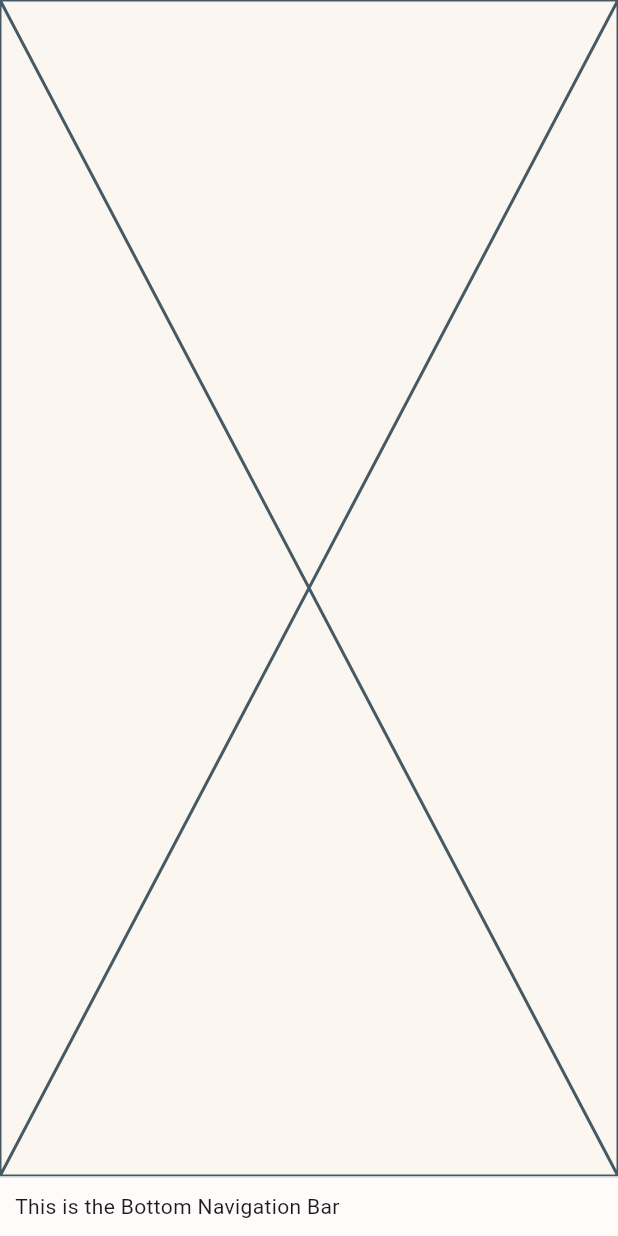
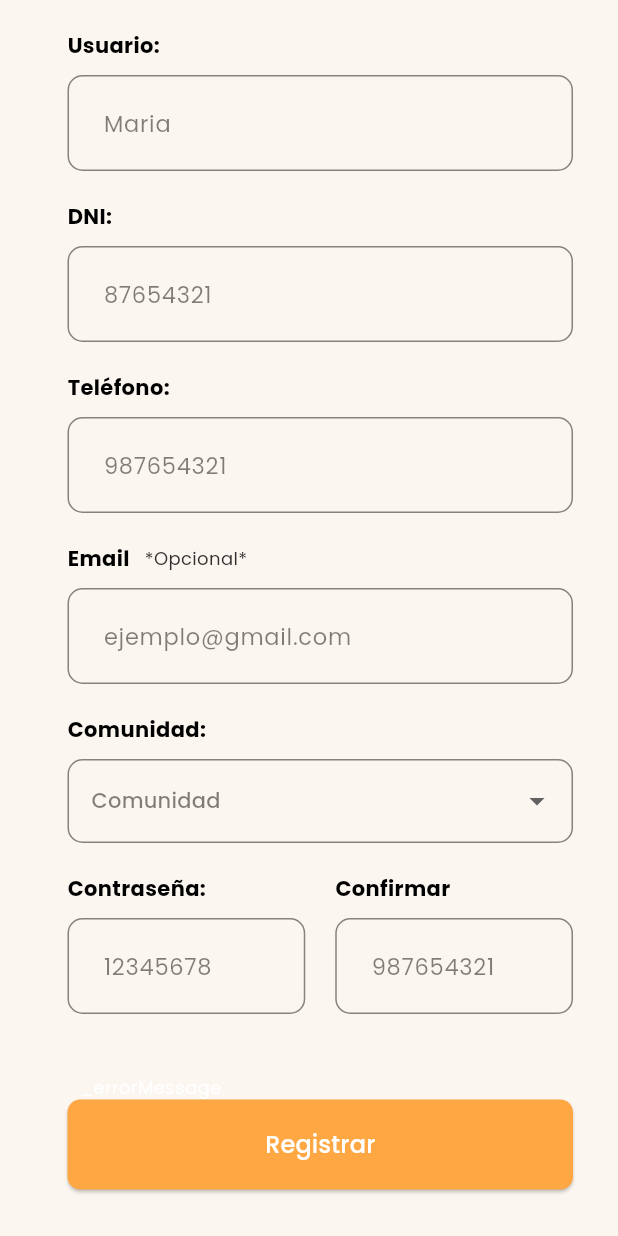
Before and after one commit to Esclender/wayllu-project, a Flutter app: the screen it shows after launch, on a phone screen of 412 x 824 dp. Run offline on Flutter 3.47's test engine with Material 3 defaults, Android fonts, the phone set to English and light mode, and no system bars; our stand-ins replace flutter_hooks, google_fonts, hexcolor, lottie, validators; Roboto replaces fonts that are missing (Gotham).

Commit message:
style: :art: design form user create / modal

```diff
--- a/lib/main.dart
+++ b/lib/main.dart
@@ -1,5 +1,6 @@
 import 'package:flutter/material.dart';
 import 'package:wayllu_project/src/config/theme/app_theme.dart';
+import 'package:wayllu_project/src/presentation/views/auth/register_screen.dart';
 import 'package:wayllu_project/src/presentation/views/home_screen.dart';
 
 void main() {
@@ -17,7 +18,8 @@ class MyApp extends StatelessWidget {
       theme: ThemeApp.light,
       home: AnnotatedRegion(
         value: SystemStyles.light,
-        child: const HomeScreen(null),
+        // child: const HomeScreen(null),
+        child: const loginScreen(),
       ),
     );
   }
--- /dev/null
+++ b/lib/src/domain/models/community_model.dart
@@ -0,0 +1,33 @@
+class Community {
+  final String id;
+  final String name;
+
+  Community({
+    required this.id,
+    required this.name,
+  });
+}
+
+// ignore: non_constant_identifier_names
+final List<Community> list_community = [
+  Community(
+    id: '1',
+    name: 'Comunidad 1',
+  ),
+  Community(
+    id: '2',
+    name: 'Comunidad 2',
+  ),
+  Community(
+    id: '3',
+    name: 'Comunidad 3',
+  ),
+  Community(
+    id: '4',
+    name: 'Comunidad 4',
+  ),
+  Community(
+    id: '5',
+    name: 'Comunidad 5',
+  ),
+];
--- /dev/null
+++ b/lib/src/presentation/views/auth/register_screen.dart
@@ -0,0 +1,369 @@
+import 'package:flutter/material.dart';
+import 'package:flutter/widgets.dart';
+import 'package:hexcolor/hexcolor.dart';
+import 'package:lottie/lottie.dart';
+import 'package:google_fonts/google_fonts.dart';
+import 'package:validators/validators.dart';
+import 'package:wayllu_project/src/domain/models/community_model.dart';
+import 'package:wayllu_project/src/presentation/widgets/register_user/info_label_modal.dart';
+import 'package:wayllu_project/src/presentation/widgets/register_user/my_text_label.dart';
+import 'package:wayllu_project/src/presentation/widgets/register_user/my_textfield.dart';
+import 'package:wayllu_project/src/presentation/widgets/register_user/space_y.dart';
+
+class loginScreen extends StatefulWidget {
+  const loginScreen({Key? key}) : super(key: key);
+
+  @override
+  State<loginScreen> createState() => _loginScreenState();
+}
+
+class _loginScreenState extends State<loginScreen> {
+  TextEditingController _textEditingController = TextEditingController();
+
+  final nameEditingController = TextEditingController();
+  final dniEditingController = TextEditingController();
+  final phoneEditingController = TextEditingController();
+  final emailEditingController = TextEditingController();
+  final communityEditingController = TextEditingController();
+  final passwordEditingController = TextEditingController();
+  final passwordConfirmEditingController = TextEditingController();
+  var community_select;
+
+  @override
+  void dispose() {
+    _textEditingController.clear();
+    super.dispose();
+  }
+
+  bool isEmailCorrect = false;
+  final _formKey = GlobalKey<FormState>();
+
+  List<DropdownMenuItem<String>> communityDropdownItems =
+      list_community.map((community) {
+    return DropdownMenuItem<String>(
+      value: community.id,
+      child: Text(community.name),
+    );
+  }).toList();
+
+  void _submit() {
+    showDialog<void>(
+      context: context,
+      builder: (BuildContext context) {
+        return AlertDialog(
+          title: const Text('¿Estas segura de crear el nuevo usuario?'),
+          content: SingleChildScrollView(
+            child: Column(
+              children: <Widget>[
+                InfoLabelModal(
+                    hintText: 'Usuario', valueText: nameEditingController.text),
+                const SpaceY(),
+                InfoLabelModal(
+                    hintText: 'Dni', valueText: dniEditingController.text),
+                const SpaceY(),
+                InfoLabelModal(
+                    hintText: 'Teléfono',
+                    valueText: phoneEditingController.text),
+                const SpaceY(),
+                InfoLabelModal(
+                    hintText: 'Email', valueText: emailEditingController.text),
+                const SpaceY(),
+                InfoLabelModal(
+                    hintText: 'Comunidad',
+                    valueText: community_select.toString()),
+              ],
+            ),
+          ),
+          actions: <Widget>[
+            Row(
+              mainAxisAlignment: MainAxisAlignment.spaceEvenly,
+              children: <Widget>[
+                TextButton(
+                  style: TextButton.styleFrom(
+                    backgroundColor: Colors.grey,
+                    shape: const RoundedRectangleBorder(
+                        borderRadius: BorderRadius.all(Radius.circular(10))),
+                  ),
+                  child: const Text('Volver'),
+                  onPressed:
+                      () {}, // so the alert dialog is closed when navigating back to main page
+                ),
+                TextButton(
+                  style: TextButton.styleFrom(
+                    backgroundColor: Colors.blue,
+                    shape: const RoundedRectangleBorder(
+                        borderRadius: BorderRadius.all(Radius.circular(10))),
+                  ),
+                  child: const Text('Guardar'),
+                  onPressed: () {
+                    Navigator.of(context).pop();
+                    FocusScope.of(context).unfocus();
+                    _formKey.currentState?.reset();
+                  },
+                )
+              ],
+            )
+          ],
+        );
+      },
+    );
+  }
+
+  @override
+  Widget build(BuildContext context) {
+    return SafeArea(
+      child: Scaffold(
+        backgroundColor: HexColor('#FCF6F0'),
+        body: Center(
+          child: ListView(
+            children: [
+              Column(
+                mainAxisAlignment: MainAxisAlignment.end,
+                children: [
+                  SizedBox(
+                    width: double.infinity,
+                    child: Padding(
+                      padding: const EdgeInsets.fromLTRB(30, 20, 30, 20),
+                      child: Column(
+                        crossAxisAlignment: CrossAxisAlignment.start,
+                        children: [
+                          Padding(
+                            padding: const EdgeInsets.fromLTRB(15, 0, 0, 20),
+                            child: Column(
+                              crossAxisAlignment: CrossAxisAlignment.start,
+                              children: [
+                                Column(
+                                  crossAxisAlignment: CrossAxisAlignment.start,
+                                  children: [
+                                    const MyTextLabel(hintText: 'Usuario:'),
+                                    const SizedBox(
+                                      height: 10,
+                                    ),
+                                    MyTextField(
+                                      onChanged: (text) {},
+                                      controller: nameEditingController,
+                                      hintText: 'Maria',
+                                      obscureText: false,
+                                    ),
+                                  ],
+                                ),
+                                const SpaceY(),
+                                Column(
+                                  crossAxisAlignment: CrossAxisAlignment.start,
+                                  children: [
+                                    const MyTextLabel(hintText: 'DNI:'),
+                                    const SizedBox(
+                                      height: 10,
+                                    ),
+                                    MyTextField(
+                                      onChanged: (text) {},
+                                      controller: dniEditingController,
+                                      hintText: '87654321',
+                                      obscureText: false,
+                                    ),
+                                  ],
+                                ),
+                                const SpaceY(),
+                                Column(
+                                  crossAxisAlignment: CrossAxisAlignment.start,
+                                  children: [
+                                    const MyTextLabel(
+                                      hintText: 'Teléfono:',
+                                    ),
+                                    const SizedBox(
+                                      height: 10,
+                                    ),
+                                    MyTextField(
+                                      onChanged: (text) {},
+                                      controller: phoneEditingController,
+                                      hintText: '987654321',
+                                      obscureText: false,
+                                    ),
+                                  ],
+                                ),
+                                const SpaceY(),
+                                Column(
+                                  crossAxisAlignment: CrossAxisAlignment.start,
+                                  children: [
+                                    const MyTextLabel(
+                                      hintText: 'Email',
+                                      warText: '*Opcional*',
+                                    ),
+                                    const SizedBox(
+                                      height: 10,
+                                    ),
+                                    MyTextField(
+                                      onChanged: (text) {},
+                                      controller: emailEditingController,
+                                      hintText: 'ejemplo@gmail.com',
+                                      obscureText: false,
+                                    ),
+                                  ],
+                                ),
+                                const SpaceY(),
+                                Column(
+                                  children: [
+                                    const MyTextLabel(
+                                      hintText: 'Comunidad:',
+                                    ),
+                                    const SizedBox(
+                                      height: 10,
+                                    ),
+                                    DropdownButtonFormField(
+                                      decoration: InputDecoration(
+                                        border: OutlineInputBorder(
+                                          borderSide: const BorderSide(
+                                            color: Color.fromARGB(
+                                              120,
+                                              0,
+                                              0,
+                                              0,
+                                            ),
+                                          ),
+                                          borderRadius:
+                                              BorderRadius.circular(10),
+                                        ),
+                                        enabledBorder: OutlineInputBorder(
+                                          borderSide: const BorderSide(
+                                            color: Color.fromARGB(
+                                              120,
+                                              0,
+                                              0,
+                                              0,
+                                            ),
+                                          ),
+                                          borderRadius:
+                                              BorderRadius.circular(10),
+                                        ),
+                                      ),
+                                      items: communityDropdownItems,
+                                      hint: Text(
+                                        'Comunidad',
+                                        style: GoogleFonts.poppins(
+                                          fontSize: 14,
+                                          color: const Color.fromARGB(
+                                            128,
+                                            0,
+                                            0,
+                                            0,
+                                          ),
+                                        ),
+                                      ),
+                                      onChanged: (value) {
+                                        setState(() {
+                                          community_select = value;
+                                        });
+                                      },
+                                      onSaved: (value) {
+                                        setState(() {
+                                          community_select = value;
+                                        });
+                                      },
+                                    ),
+                                  ],
+                                ),
+                                const SpaceY(),
+                                Container(
+                                  margin: const EdgeInsets.only(bottom: 20),
+                                  child: Row(
+                                    children: [
+                                      Expanded(
+                                        child: Column(
+                                          crossAxisAlignment:
+                                              CrossAxisAlignment.start,
+                                          children: [
+                                            const MyTextLabel(
+                                              hintText: 'Contraseña:',
+                                            ),
+                                            const SizedBox(
+                                              height: 10,
+                                            ),
+                                            MyTextField(
+                                              controller:
+                                                  passwordConfirmEditingController,
+                                              hintText: '12345678',
+                                              obscureText: true,
+                                            ),
+                                          ],
+                                        ),
+                                      ),
+                                      const SizedBox(width: 20),
+                                      Expanded(
+                                        child: Column(
+                                          crossAxisAlignment:
+                                              CrossAxisAlignment.start,
+                                          children: [
+                                            const MyTextLabel(
+                                              hintText: 'Confirmar',
+                                            ),
+                                            const SizedBox(
+                                              height: 10,
+                                            ),
+                                            MyTextField(
+                                              controller:
+                                                  passwordConfirmEditingController,
+                                              hintText: '987654321',
+                                              obscureText: true,
+                                            ),
+                                          ],
+                                        ),
+                                      ),
+                                    ],
+                                  ),
+                                ),
+                                const SpaceY(),
+                                Padding(
+                                  padding:
+                                      const EdgeInsets.fromLTRB(8, 0, 0, 0),
+                                  child: Text(
+                                    '_errorMessage',
+                                    style: GoogleFonts.poppins(
+                                      fontSize: 12,
+                                      color: Colors.white,
+                                    ),
+                                  ),
+                                ),
+                                ElevatedButton(
+                                  style: ElevatedButton.styleFrom(
+                                    shape: RoundedRectangleBorder(
+                                      borderRadius: BorderRadius.circular(8.58),
+                                    ),
+                                    backgroundColor: HexColor('#FFA743'),
+                                    minimumSize: const Size.fromHeight(60),
+                                  ),
+                                  onPressed: () {
+                                    //TODO: ADD VALIDATIONS FOR FIELDS
+                                    _submit();
+                                  },
+                                  child: Text(
+                                    'Registrar',
+                                    style: GoogleFonts.poppins(
+                                      fontSize: 16,
+                                      color: Colors.white,
+                                    ),
+                                  ),
+                                ),
+                              ],
+                            ),
+                          ),
+                        ],
+                      ),
+                    ),
+                  ),
+                ],
+              ),
+            ],
+          ),
+        ),
+      ),
+    );
+    // Transform.translate(
+    //   offset: const Offset(0, -253),
+    //   child: Image.asset(
+    //     'assets/images/',
+    //     scale: 1.5,
+    //     width: double.infinity,
+    //   ),
+    // ),
+  }
+}
--- /dev/null
+++ b/lib/src/presentation/widgets/register_user/info_label_modal.dart
@@ -0,0 +1,34 @@
+import 'package:flutter/material.dart';
+
+class InfoLabelModal extends StatelessWidget {
+  const InfoLabelModal({
+    super.key,
+    required this.hintText,
+    required this.valueText,
+  });
+
+  final String hintText;
+  final String valueText;
+
+  @override
+  Widget build(BuildContext context) {
+    return Row(
+      children: [
+        Align(
+          alignment: Alignment.topLeft,
+          child: Text(
+            hintText,
+            style: const TextStyle(fontWeight: FontWeight.w700),
+          ),
+        ),
+        const SizedBox(
+          height: 10,
+        ),
+        Align(
+          alignment: Alignment.topLeft,
+          child: Text(valueText),
+        ),
+      ],
+    );
+  }
+}
--- /dev/null
+++ b/lib/src/presentation/widgets/register_user/my_text_label.dart
@@ -0,0 +1,37 @@
+import 'package:flutter/material.dart';
+import 'package:google_fonts/google_fonts.dart';
+
+class MyTextLabel extends StatelessWidget {
+  const MyTextLabel({
+    super.key,
+    required this.hintText,
+    this.warText,
+  });
+
+  final String hintText;
+  final String? warText;
+
+  @override
+  Widget build(BuildContext context) {
+    return Row(
+      children: [
+        Text(
+          hintText,
+          style: GoogleFonts.poppins(
+            fontWeight: FontWeight.bold,
+            fontSize: 14,
+            color: Colors.black,
+          ),
+        ),
+        const Padding(padding: EdgeInsets.only(left: 10)),
+        Text(
+          warText ?? '',
+          style: GoogleFonts.poppins(
+            fontSize: 12,
+            color: Colors.grey[850],
+          ),
+        ),
+      ],
+    );
+  }
+}
--- /dev/null
+++ b/lib/src/presentation/widgets/register_user/my_textfield.dart
@@ -0,0 +1,50 @@
+import 'package:flutter/material.dart';
+import 'package:google_fonts/google_fonts.dart';
+import 'package:hexcolor/hexcolor.dart';
+
+// ignore: must_be_immutable
+class MyTextField extends StatelessWidget {
+  MyTextField({
+    super.key,
+    required this.controller,
+    required this.hintText,
+    required this.obscureText,
+    this.maxLength,
+    this.onChanged,
+  });
+
+  TextEditingController controller = TextEditingController();
+  final String hintText;
+  final bool obscureText;
+  final int? maxLength;
+  final Function(String)? onChanged;
+
+  @override
+  Widget build(BuildContext context) {
+    return TextField(
+      maxLength: maxLength,
+      onChanged: onChanged ?? (text) {},
+      controller: controller,
+      obscureText: obscureText,
+      cursorColor: HexColor('#4f4f4f'),
+      decoration: InputDecoration(
+        hintText: hintText,
+        fillColor: Colors.transparent,
+        contentPadding: const EdgeInsets.fromLTRB(20, 20, 20, 20),
+        hintStyle: GoogleFonts.poppins(
+          fontSize: 15,
+          color: const Color.fromARGB(128, 0, 0, 0),
+        ),
+        border: OutlineInputBorder(
+          borderSide: const BorderSide(color: Color.fromARGB(120, 0, 0, 0)),
+          borderRadius: BorderRadius.circular(10),
+        ),
+        enabledBorder: OutlineInputBorder(
+          borderSide: const BorderSide(color: Color.fromARGB(120, 0, 0, 0)),
+          borderRadius: BorderRadius.circular(10),
+        ),
+        filled: true,
+      ),
+    );
+  }
+}
--- /dev/null
+++ b/lib/src/presentation/widgets/register_user/space_y.dart
@@ -0,0 +1,15 @@
+import 'package:flutter/material.dart';
+
+class SpaceY extends StatelessWidget {
+  const SpaceY({
+    super.key,
+    this.value,
+  });
+
+  final double? value;
+
+  @override
+  Widget build(BuildContext context) {
+    return SizedBox(height: value ?? 20);
+  }
+}
--- a/pubspec.yaml
+++ b/pubspec.yaml
@@ -35,9 +35,12 @@ dependencies:
     sdk: flutter
   flutter_bloc: ^8.1.4
   flutter_hooks: ^0.20.5
+  google_fonts: ^6.1.0
   hexcolor: ^3.0.1
   ionicons: ^0.2.2
+  lottie: ^3.1.0
   retrofit: ^4.1.0
+  validators: ^3.0.0
 
 dev_dependencies:
   flutter_test:
```
Also changed, not shown: pubspec.lock, 1 other file.
